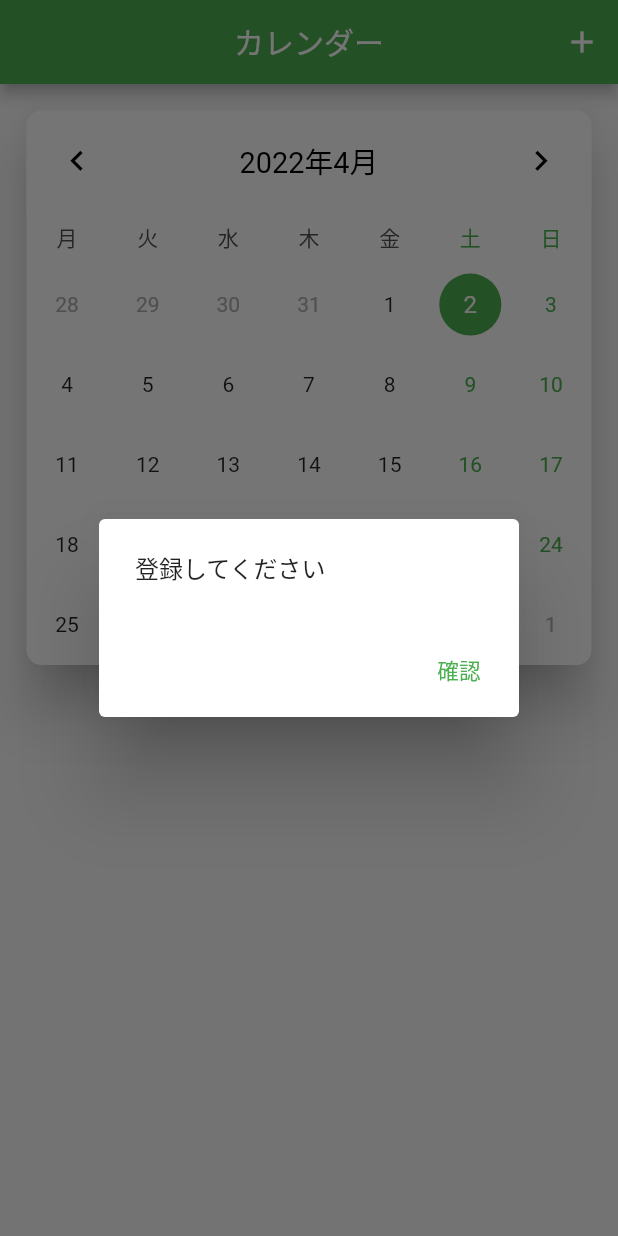
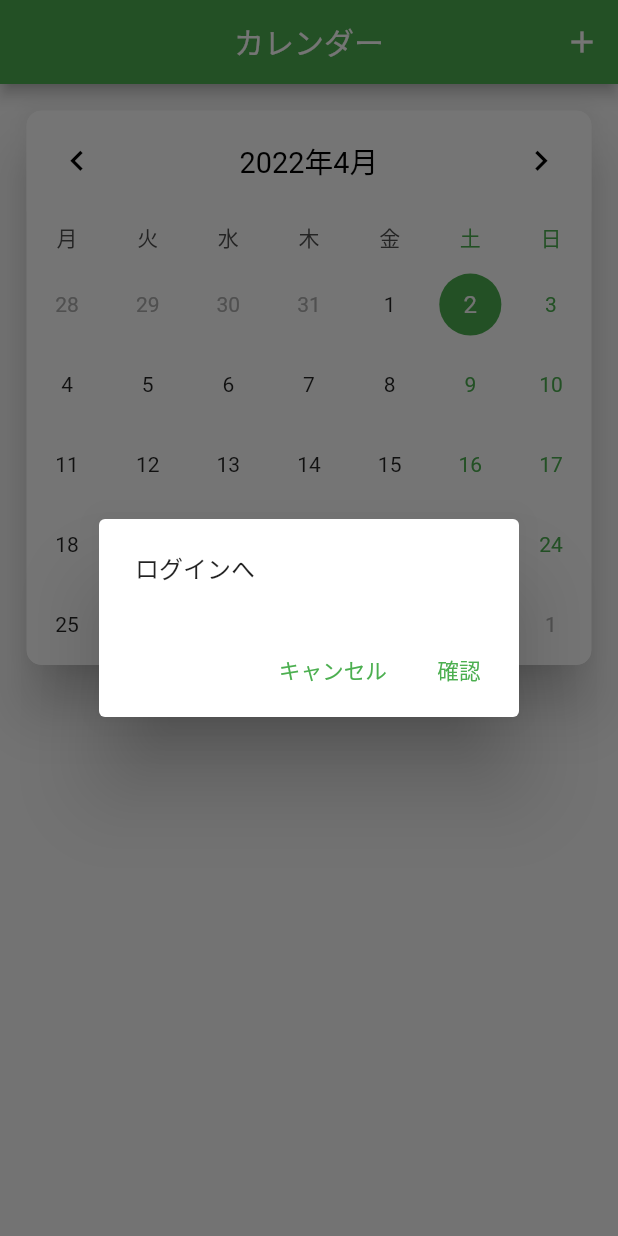
Before and after one commit to 198ai/doto_app, a Flutter app: the CalendarPage screen opened directly, after a tap on the "add" icon, on a phone screen of 412 x 824 dp. Run offline on Flutter 3.47's test engine with Material 2 defaults, Android fonts, the phone set to English and light mode, and no system bars; drawn by our look-alikes of table_calendar; our stand-ins replace charts_flutter, connectivity_plus, date_format, dio, flutter_local_notifications, flutter_screenutil and 5 more; missing offline and left inert: flutter_ringtone_player, shake_animation_widget; accounts and stored records are empty.

Commit message:
文言変更

```diff
--- a/lib/pages/Login.dart
+++ b/lib/pages/Login.dart
@@ -147,7 +147,7 @@ class _LoginPageState extends State<LoginPage> {
               style: ButtonStyle(
                 backgroundColor: MaterialStateProperty.all(Colors.green), //背景颜色
               ),
-              child: Text("登録"),
+              child: Text("ログイン"),
               onPressed: () async {
                  if (_connectionStatus ==ConnectivityResult.none) {
                   ScaffoldMessenger.of(context).showSnackBar(const SnackBar(
--- a/lib/pages/tabs/Calendar.dart
+++ b/lib/pages/tabs/Calendar.dart
@@ -344,13 +344,24 @@ class _CalendarPageState extends State<CalendarPage> {
                   crossAxisAlignment: CrossAxisAlignment.stretch,
                   mainAxisSize: MainAxisSize.min,
                   children: [
-                    Text('登録してください'),
+                    Text('ログインへ'),
                   ],
                 ),
                 actions: [
                   TextButton(
                     onPressed: () {
                       Navigator.pop(context);
+                    },
+                    child: Text(
+                      'キャンセル',
+                      style: TextStyle(
+                          fontSize: ScreenAdapter.size(15),
+                          color: Colors.green),
+                    ),
+                  ),
+                  TextButton(
+                    onPressed: () {
+                      Navigator.pushNamed(context, '/login');
                     },
                     child: Text(
                       '確認',
--- a/lib/pages/tabs/ToDoList.dart
+++ b/lib/pages/tabs/ToDoList.dart
@@ -163,7 +163,6 @@ class _ToDoListPageState extends State<ToDoListPage> with RouteAware {
     textController.addListener(_printLatestValue);
     timeController.addListener(_printTimeValue);
     dateController.addListener(() {
-      print(dateController.text);
     });
     //ローカルストレージから、値をLISTに渡す、初期化する
     Future(() async {
@@ -722,7 +721,7 @@ class _ToDoListPageState extends State<ToDoListPage> with RouteAware {
                                                 CrossAxisAlignment.stretch,
                                             mainAxisSize: MainAxisSize.min,
                                             children: [
-                                              Text('登録してください'),
+                                              Text('ログインへ'),
                                             ],
                                           ),
                                           actions: [
@@ -731,10 +730,20 @@ class _ToDoListPageState extends State<ToDoListPage> with RouteAware {
                                                 Navigator.pop(context);
                                               },
                                               child: Text(
+                                                'キャンセル',
+                                                style: TextStyle(
+                                                    fontSize: ScreenAdapter.size(15),
+                                                    color: Colors.green),
+                                              ),
+                                            ),
+                                            TextButton(
+                                              onPressed: () {
+                                                Navigator.pushNamed(context, '/login');
+                                              },
+                                              child: Text(
                                                 '確認',
                                                 style: TextStyle(
-                                                    fontSize:
-                                                        ScreenAdapter.size(15),
+                                                    fontSize: ScreenAdapter.size(15),
                                                     color: Colors.green),
                                               ),
                                             ),
```
